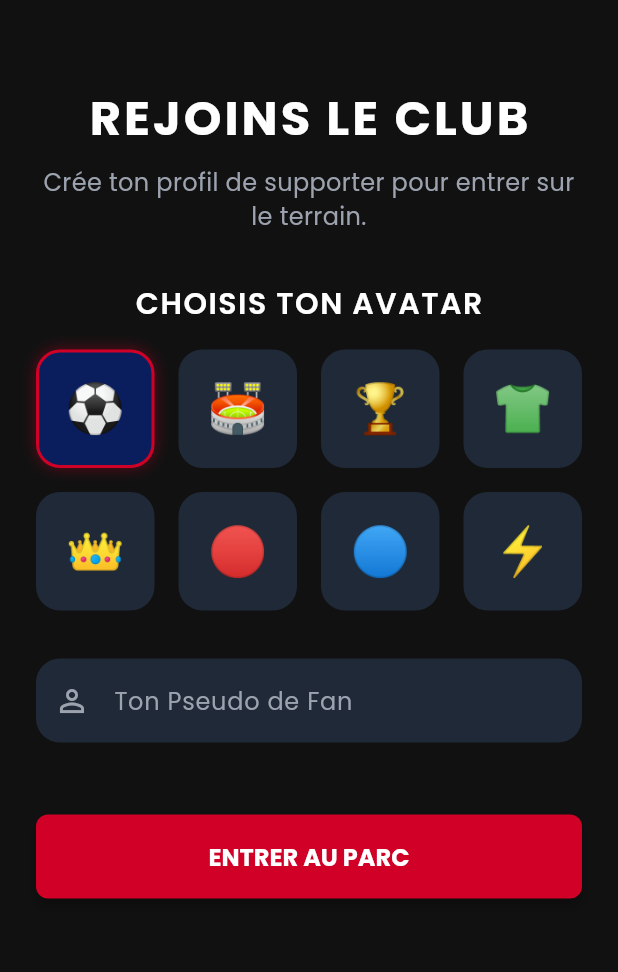
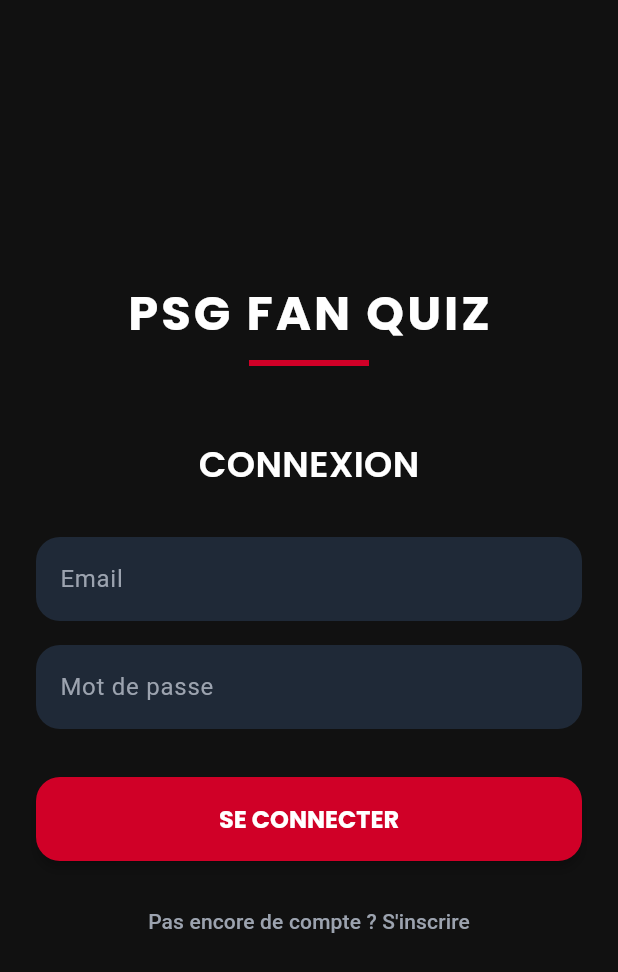
Before and after one commit to kervinDATA/psg_fan_quiz, a Flutter app: the screen it shows after launch, after a tap on "Passer", on a phone screen of 412 x 824 dp. Shown: the top 972 px of the screen. Run offline on Flutter 3.47's test engine with Material 3 defaults, Android fonts, the phone set to English and light mode, and no system bars; our stand-ins replace cloud_firestore, firebase_auth, firebase_core, firebase_crashlytics, flutter_animate, flutter_riverpod and 2 more; accounts and stored records are empty.

Commit message:
feat: implement email and password authentication flow

```diff
--- a/lib/app/routes/app_router.dart
+++ b/lib/app/routes/app_router.dart
@@ -8,6 +8,7 @@
 import '../../features/quiz/presentation/screens/quiz_screen.dart';
 import '../../features/leaderboard/presentation/screens/leaderboard_screen.dart';
 import '../../features/quiz/presentation/screens/result_screen.dart';
+import '../../features/auth/presentation/screens/auth_screen.dart';
 
 // Déclaration des constantes de chemins (Règles de nommage propres)
 class AppRoutes {
@@ -21,6 +22,7 @@
   static const String quiz = '/quiz';
   static const String leaderboard = '/leaderboard';
   static const String result = '/result'; // 👈 À rajouter dans la classe AppRoutes
+  static const String auth = '/auth';
 }
 
 // Configuration globale de GoRouter pour le MVP
@@ -72,5 +74,9 @@
         );
       },
     ),
+    GoRoute(
+      path: AppRoutes.auth,
+      builder: (context, state) => const AuthScreen(),
+    ),
   ],
 );
--- a/lib/features/auth/data/repositories/auth_repository.dart
+++ b/lib/features/auth/data/repositories/auth_repository.dart
@@ -1,26 +1,46 @@
 import 'package:firebase_auth/firebase_auth.dart';
 import 'package:flutter_riverpod/flutter_riverpod.dart';
 
-/// Repository chargé de l'authentification des joueurs
 class AuthRepository {
   final FirebaseAuth _auth = FirebaseAuth.instance;
 
-  /// Connecte l'utilisateur de manière silencieuse et invisible
-  Future<User?> signInAnonymously() async {
+  // 🔴 NOUVEAU : Inscription
+  Future<User?> signUpWithEmail(String email, String password) async {
     try {
-      final userCredential = await _auth.signInAnonymously();
-      return userCredential.user;
+      final credential = await _auth.createUserWithEmailAndPassword(
+        email: email,
+        password: password,
+      );
+      return credential.user;
     } catch (e) {
-      print("Erreur d'authentification anonyme : $e");
-      return null;
+      print("Erreur d'inscription : $e");
+      throw e; // On renvoie l'erreur pour l'afficher dans l'UI
     }
   }
 
-  /// Permet de vérifier si un joueur est déjà connecté sur ce téléphone
+  // 🔴 NOUVEAU : Connexion
+  Future<User?> signInWithEmail(String email, String password) async {
+    try {
+      final credential = await _auth.signInWithEmailAndPassword(
+        email: email,
+        password: password,
+      );
+      return credential.user;
+    } catch (e) {
+      print("Erreur de connexion : $e");
+      throw e;
+    }
+  }
+
+  // 🔴 NOUVEAU : Déconnexion
+  Future<void> signOut() async {
+    await _auth.signOut();
+  }
+
+  // L'utilisateur actuellement connecté
   User? get currentUser => _auth.currentUser;
 }
 
-// Le Provider pour rendre ce service accessible via Riverpod
 final authRepositoryProvider = Provider<AuthRepository>((ref) {
   return AuthRepository();
 });
--- /dev/null
+++ b/lib/features/auth/presentation/screens/auth_screen.dart
@@ -0,0 +1,145 @@
+import 'package:flutter/material.dart';
+import 'package:flutter_riverpod/flutter_riverpod.dart';
+import 'package:go_router/go_router.dart';
+import '../../../../app/routes/app_router.dart';
+import '../../../../theme/app_colors.dart';
+import '../../../../theme/app_spacing.dart';
+import '../../../../theme/app_typography.dart';
+import '../../../../theme/app_radius.dart';
+import '../../data/repositories/auth_repository.dart';
+
+class AuthScreen extends ConsumerStatefulWidget {
+  const AuthScreen({super.key});
+
+  @override
+  ConsumerState<AuthScreen> createState() => _AuthScreenState();
+}
+
+class _AuthScreenState extends ConsumerState<AuthScreen> {
+  final _formKey = GlobalKey<FormState>();
+  final _emailController = TextEditingController();
+  final _passwordController = TextEditingController();
+
+  bool _isLogin = true; // Permet de basculer entre Connexion et Inscription
+  bool _isLoading = false;
+
+  @override
+  void dispose() {
+    _emailController.dispose();
+    _passwordController.dispose();
+    super.dispose();
+  }
+
+  Future<void> _submitForm() async {
+    if (!_formKey.currentState!.validate()) return;
+
+    setState(() => _isLoading = true);
+
+    try {
+      final authRepo = ref.read(authRepositoryProvider);
+      final email = _emailController.text.trim();
+      final password = _passwordController.text.trim();
+
+      if (_isLogin) {
+        await authRepo.signInWithEmail(email, password);
+        // Si c'est une connexion, le profil existe déjà, on va à l'accueil
+        if (mounted) context.go(AppRoutes.home);
+      } else {
+        await authRepo.signUpWithEmail(email, password);
+        // Si c'est une inscription, on l'envoie configurer son profil (pseudo/avatar)
+        if (mounted) context.go(AppRoutes.profileSetup);
+      }
+    } catch (e) {
+      if (mounted) {
+        ScaffoldMessenger.of(context).showSnackBar(
+          const SnackBar(
+            content: Text('Erreur d\'authentification. Vérifie tes identifiants.'),
+            backgroundColor: AppColors.rougeErreur,
+          ),
+        );
+      }
+    } finally {
+      if (mounted) setState(() => _isLoading = false);
+    }
+  }
+
+  @override
+  Widget build(BuildContext context) {
+    return Scaffold(
+      backgroundColor: AppColors.noirProfond,
+      body: SafeArea(
+        child: Center(
+          child: SingleChildScrollView(
+            padding: const EdgeInsets.all(AppSpacing.sections),
+            child: Form(
+              key: _formKey,
+              child: Column(
+                mainAxisAlignment: MainAxisAlignment.center,
+                children: [
+                  Text('PSG FAN QUIZ', style: AppTypography.h1.copyWith(color: AppColors.blanc, letterSpacing: 2.0)),
+                  Container(margin: const EdgeInsets.only(top: 8.0, bottom: 48.0), width: 80, height: 4, color: AppColors.rougePSG),
+
+                  Text(_isLogin ? 'CONNEXION' : 'CRÉER UN COMPTE', style: AppTypography.h2),
+                  AppSpacing.h32,
+
+                  // Champ Email
+                  TextFormField(
+                    controller: _emailController,
+                    style: const TextStyle(color: AppColors.blanc),
+                    keyboardType: TextInputType.emailAddress,
+                    decoration: InputDecoration(
+                      labelText: 'Email',
+                      labelStyle: const TextStyle(color: AppColors.grisClair),
+                      filled: true,
+                      fillColor: AppColors.grisFonce,
+                      border: OutlineInputBorder(borderRadius: AppRadius.m, borderSide: BorderSide.none),
+                    ),
+                    validator: (value) => value != null && value.contains('@') ? null : 'Email invalide',
+                  ),
+                  AppSpacing.h16,
+
+                  // Champ Mot de Passe
+                  TextFormField(
+                    controller: _passwordController,
+                    style: const TextStyle(color: AppColors.blanc),
+                    obscureText: true,
+                    decoration: InputDecoration(
+                      labelText: 'Mot de passe',
+                      labelStyle: const TextStyle(color: AppColors.grisClair),
+                      filled: true,
+                      fillColor: AppColors.grisFonce,
+                      border: OutlineInputBorder(borderRadius: AppRadius.m, borderSide: BorderSide.none),
+                    ),
+                    validator: (value) => value != null && value.length >= 6 ? null : '6 caractères minimum',
+                  ),
+                  AppSpacing.h32,
+
+                  // Bouton Valider
+                  SizedBox(
+                    width: double.infinity,
+                    child: ElevatedButton(
+                      onPressed: _isLoading ? null : _submitForm,
+                      child: _isLoading
+                          ? const SizedBox(width: 20, height: 20, child: CircularProgressIndicator(color: AppColors.blanc, strokeWidth: 2))
+                          : Text(_isLogin ? 'SE CONNECTER' : 'S\'INSCRIRE'),
+                    ),
+                  ),
+                  AppSpacing.h16,
+
+                  // Bascule Connexion/Inscription
+                  TextButton(
+                    onPressed: () => setState(() => _isLogin = !_isLogin),
+                    child: Text(
+                      _isLogin ? 'Pas encore de compte ? S\'inscrire' : 'Déjà un compte ? Se connecter',
+                      style: const TextStyle(color: AppColors.grisClair),
+                    ),
+                  ),
+                ],
+              ),
+            ),
+          ),
+        ),
+      ),
+    );
+  }
+}
--- a/lib/features/auth/presentation/screens/splash_screen.dart
+++ b/lib/features/auth/presentation/screens/splash_screen.dart
@@ -23,24 +23,24 @@
   }
 
   Future<void> _authenticateAndRoute() async {
-    // 1. Connexion anonyme silencieuse via notre repository
-    final user = await ref.read(authRepositoryProvider).signInAnonymously();
+    // 1. On regarde si un utilisateur est déjà connecté en mémoire
+    final user = ref.read(authRepositoryProvider).currentUser;
+
+    await Future.delayed(const Duration(seconds: 2)); // Petit délai visuel
 
     if (user != null) {
-      // 2. On demande à la base de données si ce téléphone a déjà un profil
+      // 2. S'il est connecté, on charge son profil
       final profileExists = await ref.read(playerProvider.notifier).loadProfile(user.uid);
 
       if (mounted) {
         if (profileExists) {
-          // Si le profil existe, on zappe l'Onboarding et on va direct au Stade !
-          context.go(AppRoutes.home);
+          context.go(AppRoutes.home); // Direction le jeu
         } else {
-          // Sinon, c'est un nouveau supporter
-          context.go(AppRoutes.onboarding);
+          context.go(AppRoutes.profileSetup); // Il s'est inscrit mais n'a pas fini son profil
         }
       }
     } else {
-      // En cas de problème de connexion internet, on va vers l'Onboarding
+      // 3. 🔴 NOUVEAU : Aucun utilisateur connecté, on l'envoie découvrir l'application sur l'Onboarding
       if (mounted) {
         context.go(AppRoutes.onboarding);
       }
```
Also changed, not shown: lib/features/auth/presentation/screens/onboarding_screen.dart (+4 -3 lines).
